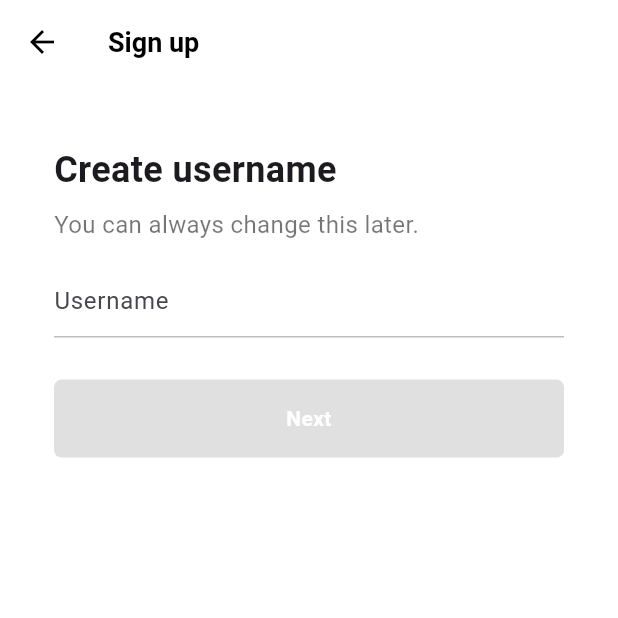
After one commit to dlwls5201/tiktok_clone, a Flutter app: the screen it shows after launch, after a tap on "Use email & password", on a phone screen of 412 x 824 dp, the top half of it. The commit adds this screen. Run offline on Flutter 3.47's test engine with Material 3 defaults, Android fonts, the phone set to English and light mode, and no system bars; our stand-ins replace font_awesome_flutter.

Commit message:
add username screen

```diff
--- a/lib/features/authentication/login_screen.dart
+++ b/lib/features/authentication/login_screen.dart
@@ -2,7 +2,7 @@ import 'package:flutter/material.dart';
 import 'package:font_awesome_flutter/font_awesome_flutter.dart';
 import 'package:tiktok_clone/constants/Gaps.dart';
 import 'package:tiktok_clone/constants/sizes.dart';
-import 'package:tiktok_clone/features/authentication/wigets/auth_button.dart';
+import 'package:tiktok_clone/features/authentication/widgets/auth_button.dart';
 
 class LoginScreen extends StatelessWidget {
   const LoginScreen({super.key});
@@ -51,7 +51,7 @@ class LoginScreen extends StatelessWidget {
         ),
       ),
       bottomNavigationBar: BottomAppBar(
-        color: Colors.grey.shade100,
+        color: Colors.grey.shade50,
         elevation: 0,
         child: Row(
           mainAxisAlignment: MainAxisAlignment.center,
--- a/lib/features/authentication/sign_up_screen.dart
+++ b/lib/features/authentication/sign_up_screen.dart
@@ -2,8 +2,9 @@ import 'package:flutter/material.dart';
 import 'package:font_awesome_flutter/font_awesome_flutter.dart';
 import 'package:tiktok_clone/constants/Gaps.dart';
 import 'package:tiktok_clone/constants/sizes.dart';
+import 'package:tiktok_clone/features/authentication/username_screen.dart';
 import 'package:tiktok_clone/features/authentication/login_screen.dart';
-import 'package:tiktok_clone/features/authentication/wigets/auth_button.dart';
+import 'package:tiktok_clone/features/authentication/widgets/auth_button.dart';
 
 class SignUpScreen extends StatelessWidget {
   const SignUpScreen({super.key});
@@ -13,16 +14,21 @@ class SignUpScreen extends StatelessWidget {
         .push(MaterialPageRoute(builder: (context) => const LoginScreen()));
   }
 
+  void onEmailTab(BuildContext context) {
+    Navigator.of(context)
+        .push(MaterialPageRoute(builder: (context) => const UsernameScreen()));
+  }
+
   @override
   Widget build(BuildContext context) {
     return Scaffold(
-      body: const SafeArea(
+      body: SafeArea(
         child: Padding(
-          padding: EdgeInsets.symmetric(horizontal: Sizes.size40),
+          padding: const EdgeInsets.symmetric(horizontal: Sizes.size40),
           child: Column(
             children: [
               Gaps.v80,
-              Text(
+              const Text(
                 style: TextStyle(
                   fontSize: Sizes.size24,
                   fontWeight: FontWeight.w700,
@@ -30,7 +36,7 @@ class SignUpScreen extends StatelessWidget {
                 "Sign up for TikTok",
               ),
               Gaps.v20,
-              Text(
+              const Text(
                 style: TextStyle(
                   fontSize: Sizes.size16,
                   color: Colors.black45,
@@ -39,12 +45,15 @@ class SignUpScreen extends StatelessWidget {
                 "Create a profile, follow other accounts, make your own videos, and more",
               ),
               Gaps.v40,
-              AuthButton(
-                icon: FaIcon(FontAwesomeIcons.user),
-                text: "Use email & password",
+              GestureDetector(
+                onTap: () => onEmailTab(context),
+                child: const AuthButton(
+                  icon: FaIcon(FontAwesomeIcons.user),
+                  text: "Use email & password",
+                ),
               ),
               Gaps.v16,
-              AuthButton(
+              const AuthButton(
                 icon: FaIcon(FontAwesomeIcons.apple),
                 text: "Continue with Apple",
               ),
@@ -53,7 +62,7 @@ class SignUpScreen extends StatelessWidget {
         ),
       ),
       bottomNavigationBar: BottomAppBar(
-        color: Colors.grey.shade100,
+        color: Colors.grey.shade50,
         elevation: 0,
         child: Row(
           mainAxisAlignment: MainAxisAlignment.center,
--- /dev/null
+++ b/lib/features/authentication/username_screen.dart
@@ -0,0 +1,106 @@
+import 'package:flutter/material.dart';
+import 'package:tiktok_clone/constants/Gaps.dart';
+import 'package:tiktok_clone/constants/sizes.dart';
+
+class UsernameScreen extends StatefulWidget {
+  const UsernameScreen({super.key});
+
+  @override
+  State<UsernameScreen> createState() => _UsernameScreenState();
+}
+
+class _UsernameScreenState extends State<UsernameScreen> {
+  final TextEditingController _usernameController = TextEditingController();
+
+  String _username = "";
+
+  @override
+  void initState() {
+    super.initState();
+
+    _usernameController.addListener(() {
+      setState(() {
+        _username = _usernameController.text;
+      });
+    });
+  }
+
+  @override
+  Widget build(BuildContext context) {
+    return Scaffold(
+      appBar: AppBar(
+        title: const Text(
+          "Sign up",
+        ),
+      ),
+      body: Padding(
+        padding: const EdgeInsets.symmetric(
+          horizontal: Sizes.size36,
+        ),
+        child: Column(
+          crossAxisAlignment: CrossAxisAlignment.start,
+          children: [
+            Gaps.v40,
+            const Text(
+              style: TextStyle(
+                fontSize: Sizes.size24,
+                fontWeight: FontWeight.w700,
+              ),
+              "Create username",
+            ),
+            Gaps.v8,
+            const Text(
+              style: TextStyle(
+                fontSize: Sizes.size16,
+                color: Colors.black54,
+              ),
+              "You can always change this later.",
+            ),
+            Gaps.v16,
+            TextField(
+              controller: _usernameController,
+              decoration: InputDecoration(
+                hintText: "Username",
+                enabledBorder: UnderlineInputBorder(
+                  borderSide: BorderSide(
+                    color: Colors.grey.shade400,
+                  ),
+                ),
+                focusedBorder: UnderlineInputBorder(
+                  borderSide: BorderSide(
+                    color: Colors.grey.shade400,
+                  ),
+                ),
+              ),
+              cursorColor: Theme.of(context).primaryColor,
+            ),
+            Gaps.v28,
+            FractionallySizedBox(
+              widthFactor: 1,
+              child: AnimatedContainer(
+                padding: const EdgeInsets.symmetric(
+                  vertical: Sizes.size16,
+                ),
+                decoration: BoxDecoration(
+                  borderRadius: BorderRadius.circular(Sizes.size5),
+                  color: _username.isEmpty
+                      ? Colors.grey.shade300
+                      : Theme.of(context).primaryColor,
+                ),
+                duration: const Duration(milliseconds: 300),
+                child: const Text(
+                  "Next",
+                  textAlign: TextAlign.center,
+                  style: TextStyle(
+                    color: Colors.white,
+                    fontWeight: FontWeight.w600,
+                  ),
+                ),
+              ),
+            ),
+          ],
+        ),
+      ),
+    );
+  }
+}
--- a/lib/main.dart
+++ b/lib/main.dart
@@ -1,5 +1,6 @@
 import 'package:flutter/material.dart';
 
+import 'constants/sizes.dart';
 import 'features/authentication/sign_up_screen.dart';
 
 void main() {
@@ -14,8 +15,19 @@ class TikTokApp extends StatelessWidget {
     return MaterialApp(
       title: 'Tiktok clone',
       theme: ThemeData(
+        scaffoldBackgroundColor: Colors.white,
         primaryColor: const Color(0xFFE9435A),
         useMaterial3: true,
+        appBarTheme: const AppBarTheme(
+          foregroundColor: Colors.black,
+          backgroundColor: Colors.white,
+          elevation: 0,
+          titleTextStyle: TextStyle(
+            color: Colors.black,
+            fontSize: Sizes.size16 + Sizes.size2,
+            fontWeight: FontWeight.w600,
+          ),
+        ),
       ),
       home: const SignUpScreen(),
     );
```
Also changed, not shown: lib/features/authentication/widgets/auth_button.dart (renamed from lib/features/authentication/wigets/auth_button.dart).
